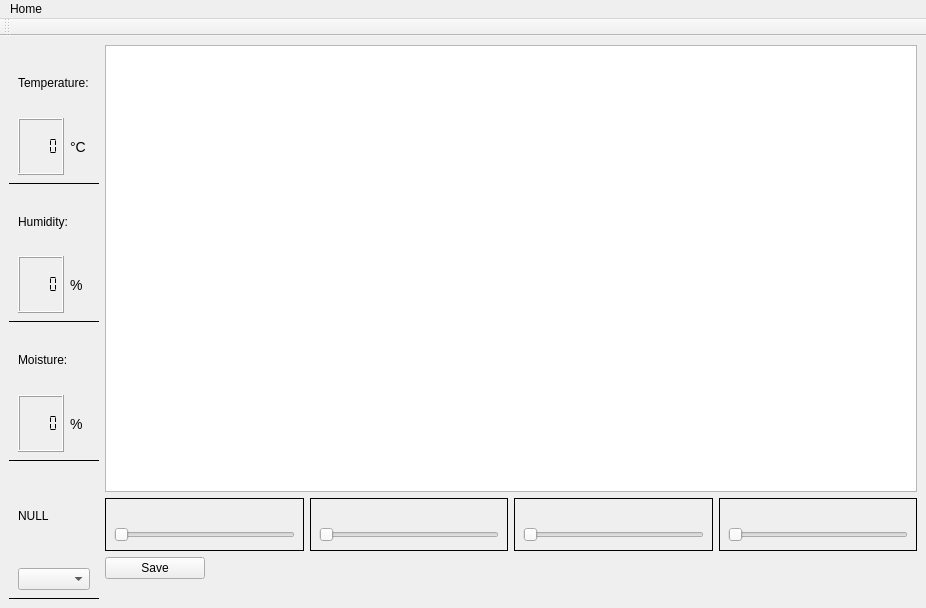
This is src/anticarium_desktop/widgets/MainWindow.ui in Anticarium/Anticarium_Desktop as Qt 5 draws it before an edit. The edited form follows.
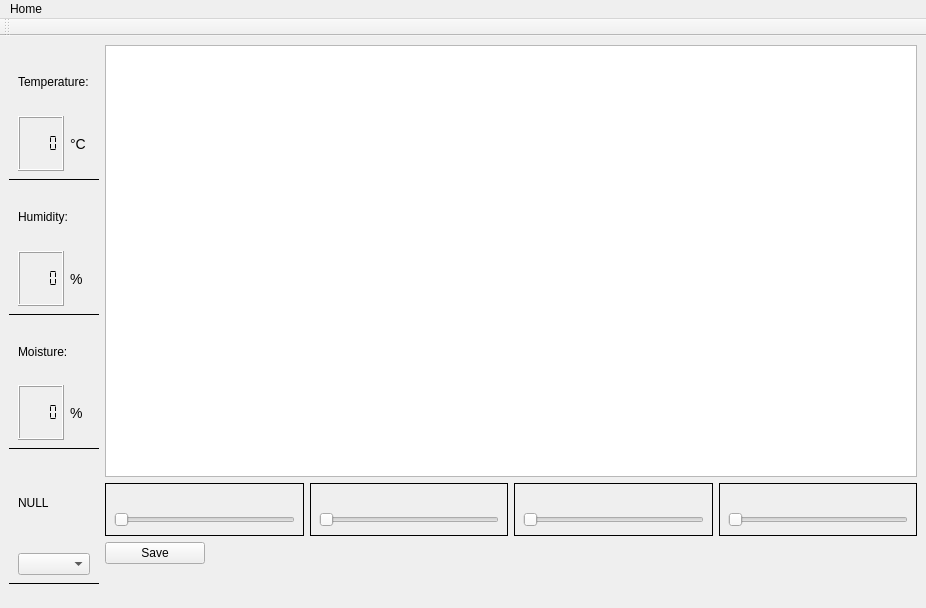
This is the edited form. Icons and pictures are not drawn.

Patch:
```diff
--- a/src/anticarium_desktop/widgets/MainWindow.ui
+++ b/src/anticarium_desktop/widgets/MainWindow.ui
@@ -505,6 +505,23 @@
     <bool>false</bool>
    </attribute>
   </widget>
+  <widget class="QStatusBar" name="statusBar">
+   <property name="minimumSize">
+    <size>
+     <width>0</width>
+     <height>15</height>
+    </size>
+   </property>
+   <property name="maximumSize">
+    <size>
+     <width>16777215</width>
+     <height>30</height>
+    </size>
+   </property>
+   <property name="sizeGripEnabled">
+    <bool>false</bool>
+   </property>
+  </widget>
   <action name="openDisplayRegimes">
    <property name="text">
     <string>Edit regimes</string>
```
